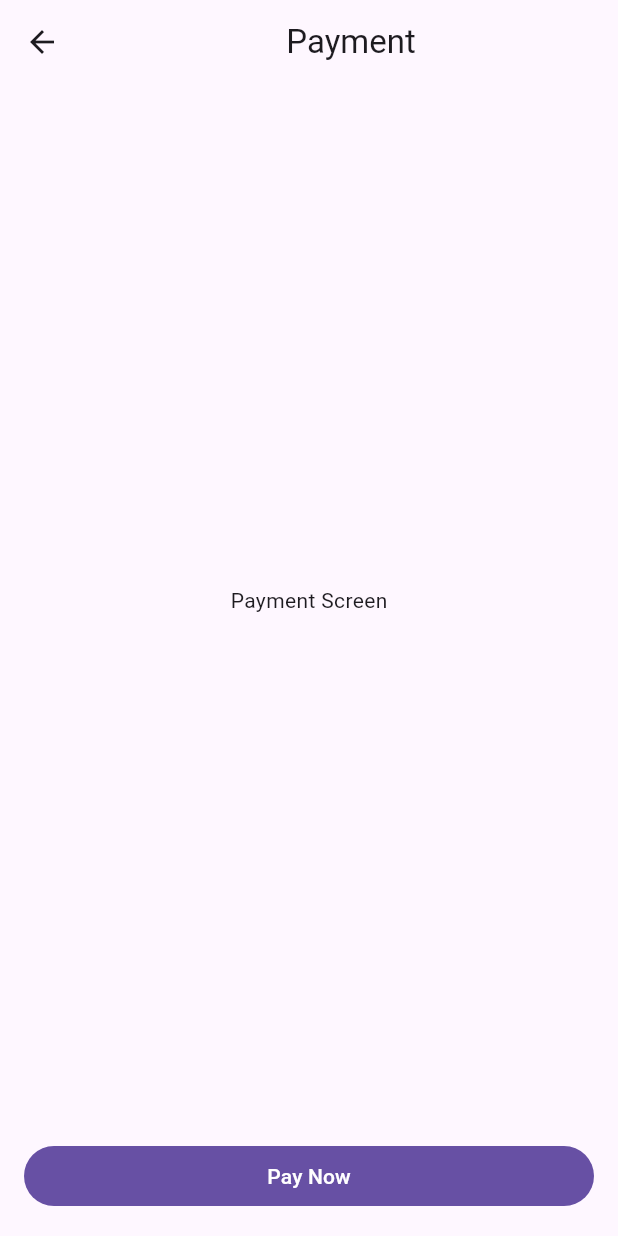
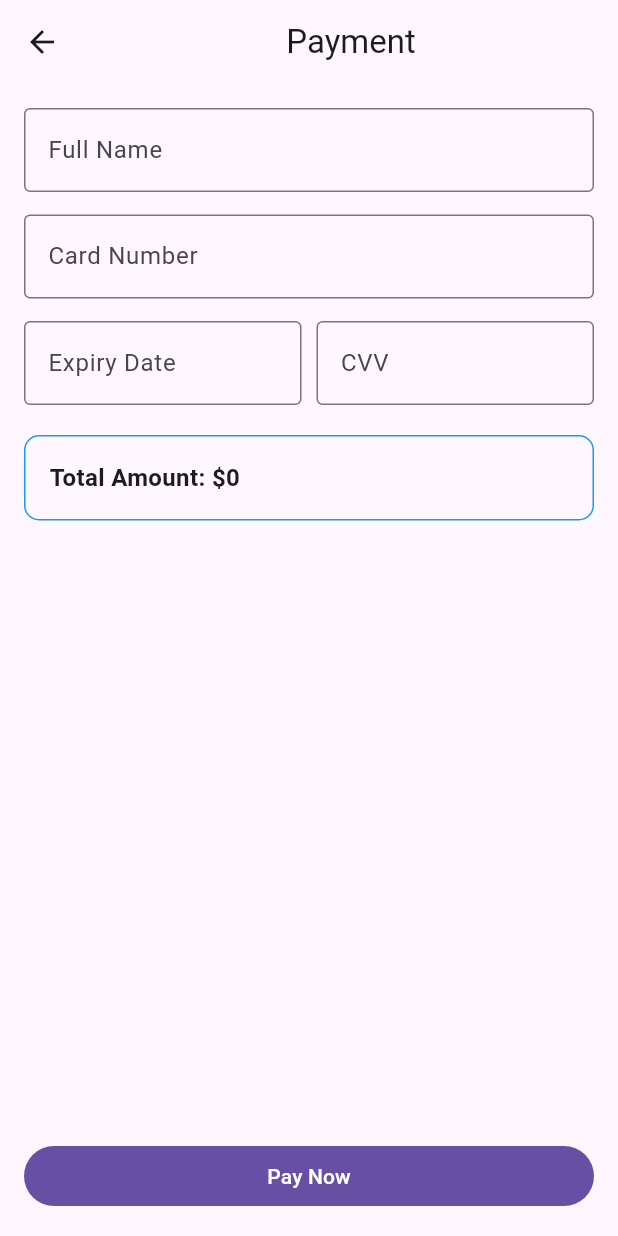
Before and after one commit to pujan89/Event-Scout-App, a Flutter app: the PaymentScreen screen opened directly with empty values, on a phone screen of 412 x 824 dp. Run offline on Flutter 3.47's test engine with Material 3 defaults, Android fonts, the light colour scheme and no system bars.

Commit message:
Added the Payment screen User Interface with validation and error handling

```diff
--- a/lib/screens/payment_screen.dart
+++ b/lib/screens/payment_screen.dart
@@ -1,31 +1,165 @@
 import 'package:flutter/material.dart';
 import './confirmation_screen.dart';
 
-class PaymentScreen extends StatelessWidget {
+class PaymentScreen extends StatefulWidget {
   final Map<String, dynamic> ticket;
 
   const PaymentScreen({super.key, required this.ticket});
 
-  void goToConfirmation(BuildContext context) {
-    Navigator.push(
-      context,
-      MaterialPageRoute(builder: (context) => ConfirmationScreen()),
-    );
+  @override
+  State<PaymentScreen> createState() => _PaymentScreenState();
+}
+
+class _PaymentScreenState extends State<PaymentScreen> {
+  final nameController = TextEditingController();
+  final cardController = TextEditingController();
+  final expiryController = TextEditingController();
+  final cvvController = TextEditingController();
+
+  String? nameError;
+  String? cardError;
+  String? expiryError;
+  String? cvvError;
+
+  void validateAndPay() {
+    setState(() {
+      nameError = null;
+      cardError = null;
+      expiryError = null;
+      cvvError = null;
+
+      // Name validation (no numbers allowed)
+      if (nameController.text.isEmpty ||
+          RegExp(r'[0-9]').hasMatch(nameController.text)) {
+        nameError = "Enter valid name (no numbers)";
+      }
+
+      // Card validation (16 digits only)
+      if (!RegExp(r'^\d{16}$').hasMatch(cardController.text)) {
+        cardError = "Enter 16-digit card number";
+      }
+
+      // Expiry validation (MM/YY)
+      if (!RegExp(
+        r'^(0[1-9]|1[0-2])\/\d{2}$',
+      ).hasMatch(expiryController.text)) {
+        expiryError = "Format MM/YY";
+      }
+
+      // CVV validation (3 digits)
+      if (!RegExp(r'^\d{3}$').hasMatch(cvvController.text)) {
+        cvvError = "Enter 3-digit CVV";
+      }
+
+      // If all valid → navigate
+      if (nameError == null &&
+          cardError == null &&
+          expiryError == null &&
+          cvvError == null) {
+        Navigator.push(
+          context,
+          MaterialPageRoute(builder: (_) => ConfirmationScreen()),
+        );
+      }
+    });
   }
 
   @override
   Widget build(BuildContext context) {
     return Scaffold(
-      appBar: AppBar(title: Center(child: Text('Payment'))),
+      appBar: AppBar(title: const Center(child: Text('Payment'))),
       body: Padding(
-        padding: EdgeInsets.all(16),
-        child: Center(child: Text('Payment Screen')),
+        padding: const EdgeInsets.all(16),
+        child: Column(
+          children: [
+            // Full Name
+            TextField(
+              controller: nameController,
+              decoration: InputDecoration(
+                labelText: 'Full Name',
+                hintText: 'John Doe',
+                errorText: nameError,
+                border: const OutlineInputBorder(),
+              ),
+            ),
+
+            const SizedBox(height: 15),
+
+            // Card Number
+            TextField(
+              controller: cardController,
+              keyboardType: TextInputType.number,
+              decoration: InputDecoration(
+                labelText: 'Card Number',
+                hintText: '1234567890123456',
+                errorText: cardError,
+                border: const OutlineInputBorder(),
+              ),
+            ),
+
+            const SizedBox(height: 15),
+
+            // Expiry + CVV
+            Row(
+              children: [
+                Expanded(
+                  child: TextField(
+                    controller: expiryController,
+                    decoration: InputDecoration(
+                      labelText: 'Expiry Date',
+                      hintText: '12/28',
+                      errorText: expiryError,
+                      border: const OutlineInputBorder(),
+                    ),
+                  ),
+                ),
+                const SizedBox(width: 10),
+                Expanded(
+                  child: TextField(
+                    controller: cvvController,
+                    obscureText: true,
+                    keyboardType: TextInputType.number,
+                    decoration: InputDecoration(
+                      labelText: 'CVV',
+                      hintText: '123',
+                      errorText: cvvError,
+                      border: const OutlineInputBorder(),
+                    ),
+                  ),
+                ),
+              ],
+            ),
+
+            const SizedBox(height: 20),
+
+            // Total Amount
+            Container(
+              width: double.infinity,
+              padding: const EdgeInsets.all(16),
+              decoration: BoxDecoration(
+                border: Border.all(color: Colors.blue),
+                borderRadius: BorderRadius.circular(10),
+              ),
+              child: Text(
+                "Total Amount: \$${widget.ticket['price']}",
+                style: const TextStyle(
+                  fontSize: 16,
+                  fontWeight: FontWeight.bold,
+                ),
+              ),
+            ),
+
+            const Spacer(),
+          ],
+        ),
       ),
+
+      // Pay Button
       bottomNavigationBar: Padding(
-        padding: EdgeInsets.all(16),
+        padding: const EdgeInsets.all(16),
         child: FilledButton(
-          onPressed: () => goToConfirmation(context),
-          child: Text('Pay Now'),
+          onPressed: validateAndPay,
+          child: const Text('Pay Now'),
         ),
       ),
     );
```
